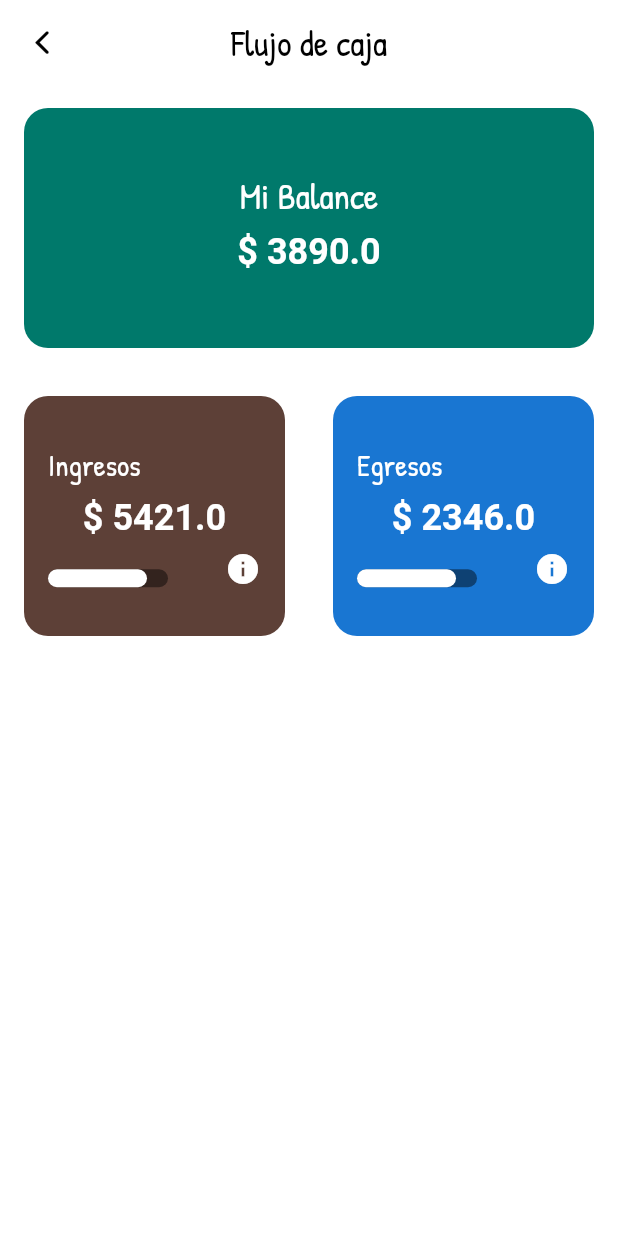
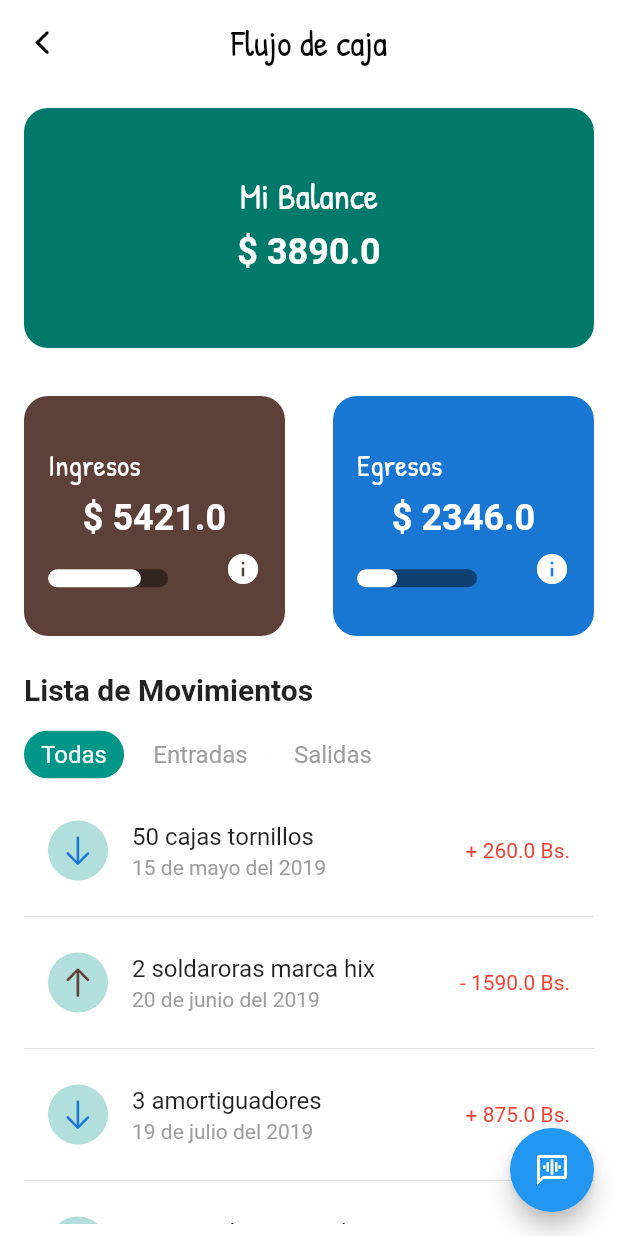
Before and after one commit to marcoleonardini/hackton_pyme_2019, a Flutter app: the Efective screen opened by its route, on a phone screen of 412 x 824 dp. Run offline on Flutter 3.47's test engine with Material 2 defaults, Android fonts, the light colour scheme and no system bars; missing offline and left inert: dialogflow.

Commit message:
add voice and card_balance

```diff
--- /dev/null
+++ b/lib/data/example/movements.dart
@@ -0,0 +1,39 @@
+import 'package:hackaton_pyme_2019/models/movement.dart';
+
+List<Movement> listMovements = [
+  _movement1,
+  _movement2,
+  _movement3,
+  _movement4,
+  _movement5
+];
+
+Movement _movement1 = Movement(
+    name: '50 cajas tornillos',
+    date: '15 de mayo del 2019',
+    income: true,
+    sales: 260.0);
+
+Movement _movement2 = Movement(
+    name: '2 soldaroras marca hix',
+    date: '20 de junio del 2019',
+    income: false,
+    sales: 1590.0);
+
+Movement _movement3 = Movement(
+    name: '3 amortiguadores',
+    date: '19 de julio del 2019',
+    income: true,
+    sales: 875.0);
+
+Movement _movement4 = Movement(
+    name: '1 motor de motocicleta',
+    date: '08 de agosto del 2019',
+    income: true,
+    sales: 570.0);
+
+Movement _movement5 = Movement(
+    name: '2 cajas de filtros',
+    date: '15 de mayo del 2019',
+    income: false,
+    sales: 640.0);
--- a/lib/ui/pages/efective/efective.dart
+++ b/lib/ui/pages/efective/efective.dart
@@ -1,11 +1,18 @@
 import 'package:flutter/cupertino.dart';
 import 'package:flutter/material.dart';
 import 'package:hackaton_pyme_2019/ui/pages/efective/widgets/card_balance.dart';
+import 'package:hackaton_pyme_2019/data/example/movements.dart' as movex;
+import 'package:hackaton_pyme_2019/ui/pages/voice_chat/voice_chat.dart';
 
 class Efective extends StatelessWidget {
   @override
   Widget build(BuildContext context) {
     return Scaffold(
+      floatingActionButton: FloatingActionButton(
+        onPressed: () => Navigator.push(context,
+            MaterialPageRoute(builder: (context) => MyHomePageVoice(title: 'Asistente',))),
+        child: Icon(Icons.voice_chat),
+      ),
       backgroundColor: Colors.white,
       appBar: AppBar(
         leading: IconButton(
@@ -72,8 +79,91 @@ class TabNavigation extends StatefulWidget {
 }
 
 class _TabNavigationState extends State<TabNavigation> {
+  String _sign(bool income) {
+    if (income) {
+      return "+";
+    }
+    return "-";
+  }
+
   @override
   Widget build(BuildContext context) {
-    return Container();
+    return Container(
+      width: MediaQuery.of(context).size.width,
+      padding: EdgeInsets.symmetric(horizontal: 16.0, vertical: 8.0),
+      child: Column(
+        crossAxisAlignment: CrossAxisAlignment.start,
+        children: <Widget>[
+          Text(
+            'Lista de Movimientos',
+            style: TextStyle(fontSize: 20, fontWeight: FontWeight.bold),
+          ),
+          SizedBox(height: 8.0),
+          Row(
+            children: <Widget>[
+              Chip(
+                label: Text(
+                  'Todas',
+                  style: TextStyle(
+                      color: Colors.white, fontWeight: FontWeight.w400),
+                ),
+                backgroundColor: Colors.teal,
+              ),
+              SizedBox(width: 8.0),
+              Chip(
+                  label: Text('Entradas',
+                      style: TextStyle(
+                          color: Colors.grey, fontWeight: FontWeight.w400)),
+                  backgroundColor: Colors.white),
+              SizedBox(width: 8.0),
+              Chip(
+                label: Text('Salidas',
+                    style: TextStyle(
+                        color: Colors.grey, fontWeight: FontWeight.w400)),
+                backgroundColor: Colors.white,
+              ),
+            ],
+          ),
+          SizedBox(height: 4.0),
+          Expanded(
+            child: ListView(
+              physics: BouncingScrollPhysics(),
+              shrinkWrap: true,
+              children: <Widget>[
+                for (int i = 0; i < movex.listMovements.length; i++)
+                  Column(
+                    children: <Widget>[
+                      ListTile(
+                        leading: CircleAvatar(
+                          backgroundColor: Colors.teal[100],
+                          child: Icon(
+                            movex.listMovements[i].income
+                                ? CupertinoIcons.down_arrow
+                                : CupertinoIcons.up_arrow,
+                            color: movex.listMovements[i].income
+                                ? Colors.blue[700]
+                                : Colors.brown[700],
+                          ),
+                        ),
+                        title: Text('${movex.listMovements[i].name}'),
+                        trailing: Text(
+                          "${_sign(movex.listMovements[i].income)} " +
+                              "${movex.listMovements[i].sales} Bs.",
+                          style: TextStyle(color: Colors.red),
+                        ),
+                        subtitle: Text(
+                          "${movex.listMovements[i].date}",
+                          style: TextStyle(color: Colors.grey),
+                        ),
+                      ),
+                      Divider()
+                    ],
+                  )
+              ],
+            ),
+          )
+        ],
+      ),
+    );
   }
 }
--- a/lib/ui/pages/efective/widgets/card_balance.dart
+++ b/lib/ui/pages/efective/widgets/card_balance.dart
@@ -41,11 +41,10 @@ class CardBalance extends StatelessWidget {
           SizedBox(height: 8.0),
           progress
               ? Row(children: <Widget>[
-                  Expanded(child: Controlador(color: Colors.white, tamano: 66)),
+                  Expanded(child: Controlador(color: Colors.white, tamano: sales*80/7000)),
                   Icon(Icons.info, size: 24.0, color: Colors.white)
                 ])
               : Container(),
-          //Expanded(child: SizedBox())
         ],
       ),
     );
--- a/pubspec.yaml
+++ b/pubspec.yaml
@@ -23,18 +23,17 @@ dependencies:
   # The following adds the Cupertino Icons font to your application.
   # Use with the CupertinoIcons class for iOS style icons.
   cupertino_icons: ^0.1.2
+  dialogflow: "^0.1.0"
 
 dev_dependencies:
   flutter_test:
     sdk: flutter
-
 
 # For information on the generic Dart part of this file, see the
 # following page: https://dart.dev/tools/pub/pubspec
 
 # The following section is specific to Flutter.
 flutter:
-
   # The following line ensures that the Material Icons font is
   # included with your application, so that you can use the icons in
   # the material Icons class.
```
Also changed, not shown: lib/models/movement.dart (added, +13 -0 lines), lib/ui/pages/inventory/inventory.dart (+6 -1 lines), lib/ui/pages/voice_chat/voice_chat.dart (added, +146 -0 lines), pubspec.lock.
